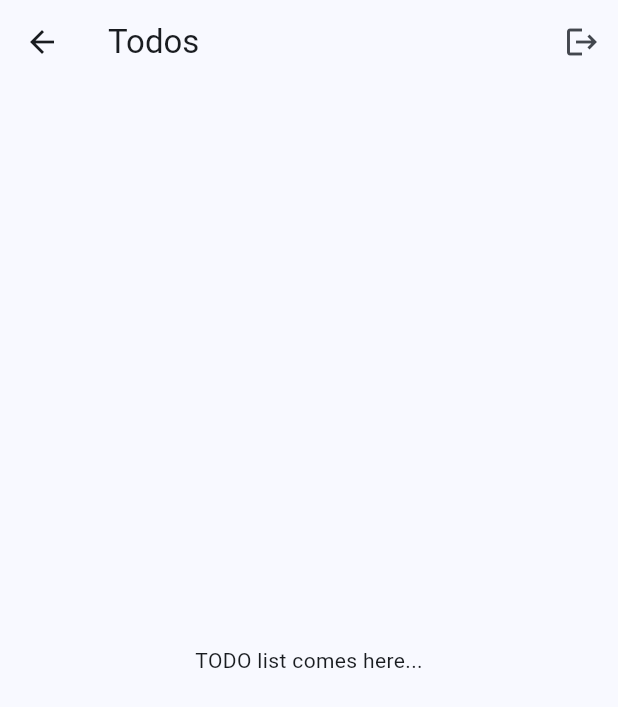
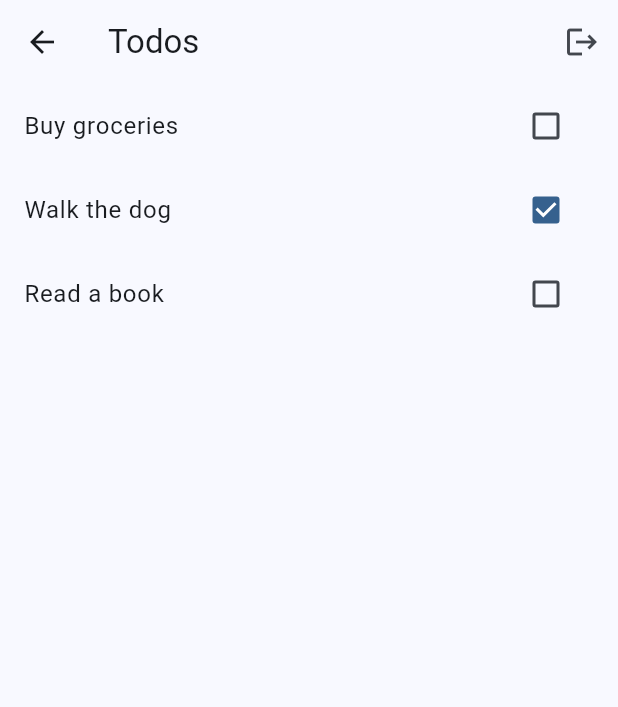
Before and after one commit to kabuto412rock/todo-client, a Flutter app: the TodoPage screen opened by its route, on a phone screen of 412 x 824 dp. Shown: the top 707 px of the screen. Run offline on Flutter 3.47's test engine with Material 3 defaults, Android fonts, the phone set to English and light mode, and no system bars; our stand-ins replace dio, shared_preferences; accounts and stored records are empty.

Commit message:
feat: add editable todo list with checkbox toggle
local state only, no API integration yet

```diff
--- a/lib/features/todos/todo_page.dart
+++ b/lib/features/todos/todo_page.dart
@@ -1,14 +1,39 @@
 import 'package:flutter/material.dart';
 import 'package:provider/provider.dart';
+import 'package:todo_client/features/todos/todo_model.dart';
 import '../auth/auth_state.dart';
 
-class TodoPage extends StatelessWidget {
+class TodoPage extends StatefulWidget {
   const TodoPage({super.key});
+
+  @override
+  State<TodoPage> createState() => _TodoPageState();
+}
+
+class _TodoPageState extends State<TodoPage> {
+  late List<Todo> todos;
+  String? editingId;
+  final TextEditingController _editingController = TextEditingController();
+
+  @override
+  void initState() {
+    super.initState();
+    todos = <Todo>[
+      Todo(id: '1', title: 'Buy groceries', done: false),
+      Todo(id: '2', title: 'Walk the dog', done: true),
+      Todo(id: '3', title: 'Read a book', done: false),
+    ];
+  }
+
+  @override
+  void dispose() {
+    _editingController.dispose();
+    super.dispose();
+  }
 
   @override
   Widget build(BuildContext context) {
     final auth = context.watch<AuthState>();
-
     return Scaffold(
       appBar: AppBar(
         title: const Text('Todos'),
@@ -23,7 +48,64 @@ class TodoPage extends StatelessWidget {
           ),
         ],
       ),
-      body: const Center(child: Text('TODO list comes here...')),
+      body: Center(
+        child: ListView.builder(
+          itemCount: todos.length,
+          itemBuilder: (context, index) {
+            final todo = todos[index];
+            return ListTile(
+              title: editingId == todo.id
+                  ? TextField(
+                      controller: _editingController..text = todo.title,
+                      autofocus: true,
+                      onSubmitted: (value) {
+                        setState(() {
+                          todos[index] = Todo(
+                            id: todo.id,
+                            title: value,
+                            done: todo.done,
+                          );
+                          editingId = null;
+                        });
+                      },
+                      onEditingComplete: () {
+                        setState(() {
+                          todos[index] = Todo(
+                            id: todo.id,
+                            title: _editingController.text,
+                            done: todo.done,
+                          );
+                          editingId = null;
+                        });
+                      },
+                    )
+                  : GestureDetector(
+                      onTap: () {
+                        setState(() {
+                          editingId = todo.id;
+                          _editingController.text = todo.title;
+                        });
+                      },
+                      child: Text(todo.title),
+                    ),
+              trailing: Checkbox(
+                value: todo.done,
+                onChanged: (value) {
+                  if (value != null) {
+                    setState(() {
+                      todos[index] = Todo(
+                        id: todo.id,
+                        title: todo.title,
+                        done: value,
+                      );
+                    });
+                  }
+                },
+              ),
+            );
+          },
+        ),
+      ),
     );
   }
 }
```
Also changed, not shown: lib/core/api_client.dart (+16 -0 lines), lib/features/auth/auth_state.dart (+3 -6 lines).
